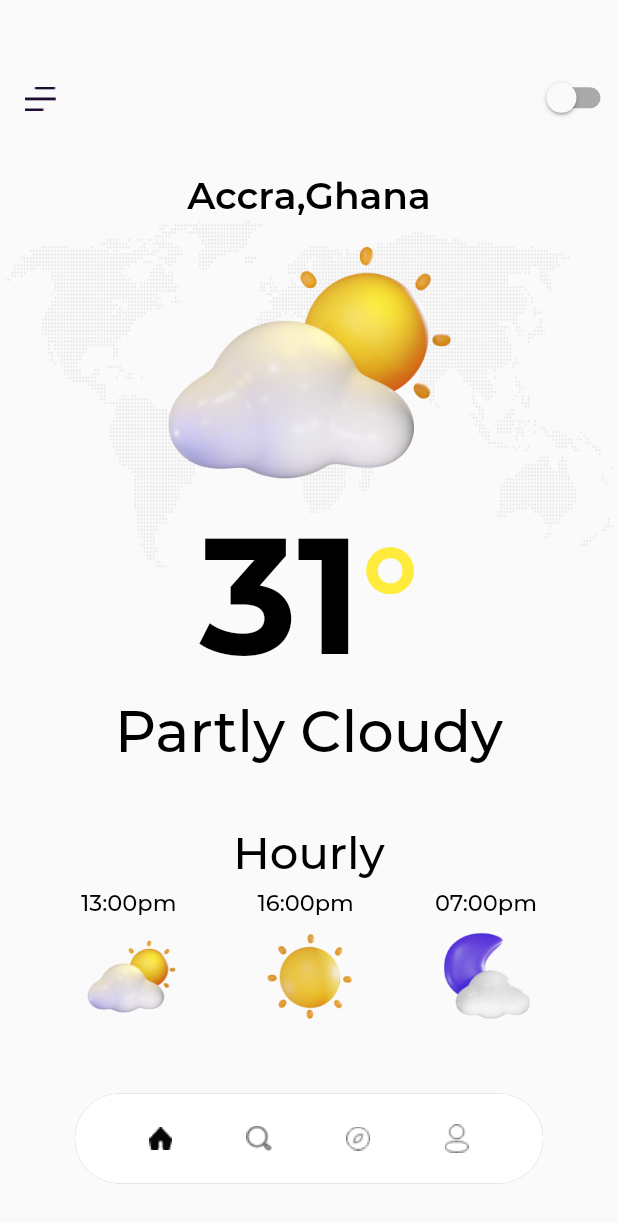
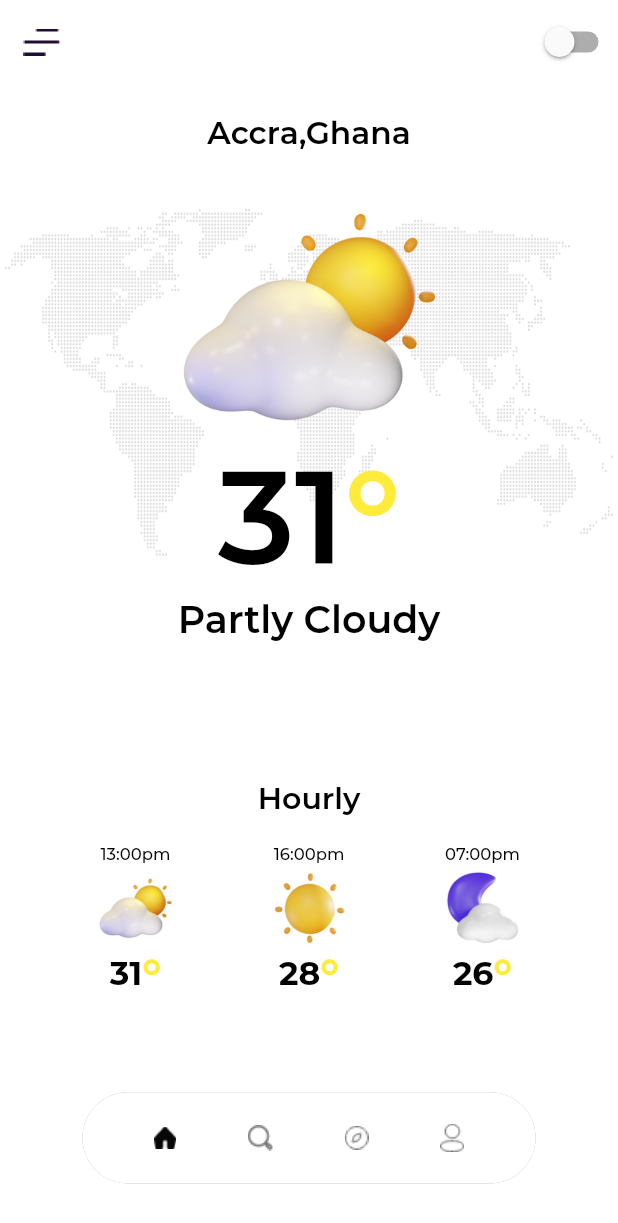
Before and after one commit to 4eug/WeatherUi_Clone, a Flutter app: the screen it shows after launch, on a phone screen of 412 x 824 dp. Shown: the top 1223 px of the screen. Run offline on Flutter 3.47's test engine with Material 2 defaults, Android fonts, the phone set to English and light mode, and no system bars; our stand-ins replace flutter_icons.

Commit message:
'home' page reconstructed

```diff
--- a/lib/main.dart
+++ b/lib/main.dart
@@ -1,4 +1,5 @@
 import 'package:flutter/material.dart';
+import 'package:weather_app_clone/screens/explore.dart';
 import 'package:weather_app_clone/screens/home.dart';
 
 void main() {
@@ -10,6 +11,11 @@ class MyApp extends StatelessWidget {
   @override
   Widget build(BuildContext context) {
     return MaterialApp(
+      theme: ThemeData(
+        appBarTheme: AppBarTheme(
+          brightness: Brightness.light,
+        ),
+      ),
       title: 'Weather App',
       debugShowCheckedModeBanner: false,
       home: HomeScreen(),
--- a/lib/screens/explore.dart
+++ b/lib/screens/explore.dart
@@ -33,32 +33,7 @@ class _ExploreScreenState extends State<ExploreScreen> {
       key: _scaffoldKey,
       backgroundColor: Theme.of(context).scaffoldBackgroundColor,
       body: Stack(
-        children: [
-          Container(
-            padding: EdgeInsets.symmetric(vertical: 145),
-            child: Opacity(
-              opacity: .1,
-              child: Image.asset(
-                ImagesAvailable.backgroundImage["assetPath"],
-                fit: BoxFit.fill,
-                height: MediaQuery.of(context).size.height / 3.5,
-              ),
-            ),
-          ),
-          Positioned(
-            top: SizeConfig.blockSizeVertical * 2,
-            left: SizeConfig.blockSizeHorizontal * 4,
-            child: Container(
-              padding: EdgeInsets.only(top: SizeConfig.blockSizeVertical * 5),
-              child: Image.asset(
-                IconsAvailable.backIcon["assetPath"],
-                height: SizeConfig.blockSizeVertical * 2,
-                width: SizeConfig.blockSizeHorizontal * 5,
-                fit: BoxFit.cover,
-              ),
-            ),
-          ),
-        ],
+        children: [],
       ),
     );
   }
--- a/lib/screens/home.dart
+++ b/lib/screens/home.dart
@@ -1,4 +1,5 @@
 import 'package:flutter/material.dart';
+import 'package:weather_app_clone/utils/app_colors.dart';
 import 'package:weather_app_clone/utils/app_config.dart';
 import 'package:flutter_icons/flutter_icons.dart';
 import 'package:weather_app_clone/utils/constants.dart';
@@ -14,7 +15,7 @@ class HomeScreen extends StatefulWidget {
 
 class _HomeScreenState extends State<HomeScreen> {
   final GlobalKey<ScaffoldState> _scaffoldKey = new GlobalKey<ScaffoldState>();
-  bool isSwitchOn = false;
+
   // final Color activeColor = Color;
   // final Color trackColor;
   // final ValueChanged<bool> onChanged;
@@ -22,28 +23,45 @@ class _HomeScreenState extends State<HomeScreen> {
   @override
   Widget build(BuildContext context) {
     SizeConfig().init(context);
-
-    // ignore: unused_local_variable
-    final navbar = IconButton(
-        icon: Icon(
-          Feather.menu,
-          size: 30,
-          color: Colors.black,
+    return Scaffold(
+        backgroundColor: bgColor,
+        appBar: AppBar(
+          key: _scaffoldKey,
+          backgroundColor: bgColor,
+          elevation: 0.0,
+          leading: Image.asset(
+            IconsAvailable.menuIcon["assetPath"],
+            height: SizeConfig.blockSizeVertical * 2,
+            width: SizeConfig.blockSizeHorizontal * 5,
           ),
-        onPressed: () {
-          _scaffoldKey.currentState.openDrawer();
+          actions: [
+            Container(
+              child: Switch(
+                  value: isSwitchOn,
+                  activeColor: Colors.yellow,
+                  onChanged: (value) {
+                    setState(() {
+                      isSwitchOn = value;
+                      isSwitchOn
+                          ? bgColor = Colors.black
+                          : bgColor = Colors.white;
+                      isSwitchOn
+                          ? textColor = Colors.white
+                          : textColor = Colors.black;
+                      //review
+                      isSwitchOn ? Brightness.light : Brightness.dark;
                     });
-
-    return Scaffold(
-      key: _scaffoldKey,
-      backgroundColor: Theme.of(context).scaffoldBackgroundColor,
-      body: SingleChildScrollView(
-        child: Stack(
+                  }),
+            ),
+          ],
+        ),
+        body: Stack(
           children: [
             Container(
-              padding: EdgeInsets.symmetric(vertical: 145),
+              padding: EdgeInsets.symmetric(
+                  vertical: getProportionateScreenHeight(80)),
               child: Opacity(
-                opacity: .1,
+                opacity: 0.2,
                 child: Image.asset(
                   ImagesAvailable.backgroundImage["assetPath"],
                   fit: BoxFit.fill,
@@ -51,163 +69,158 @@ class _HomeScreenState extends State<HomeScreen> {
                 ),
               ),
             ),
-            Positioned(
-              top: SizeConfig.blockSizeVertical * 2,
-              left: SizeConfig.blockSizeHorizontal * 4,
-              child: Container(
-                padding: EdgeInsets.only(top: SizeConfig.blockSizeVertical * 5),
-                child: Image.asset(
-                  IconsAvailable.menuIcon["assetPath"],
-                  height: SizeConfig.blockSizeVertical * 2,
-                  width: SizeConfig.blockSizeHorizontal * 5,
-                  fit: BoxFit.cover,
-                ),
-              ),
-            ),
-            Positioned(
-              top: SizeConfig.blockSizeVertical * 1,
-              left: SizeConfig.blockSizeHorizontal * 86,
-              child: Container(
-                padding: EdgeInsets.only(top: SizeConfig.blockSizeVertical * 4),
-                child: Switch(
-                    value: isSwitchOn,
-                    activeColor: Colors.yellow,
-                    onChanged: (value) {
-                      setState(() {
-                        isSwitchOn = value;
-                      });
-                    }),
-              ),
-            ),
             Column(
               children: [
-                Padding(
-                    padding: EdgeInsets.only(
-                  top: SizeConfig.blockSizeVertical * 12,
-                  bottom: SizeConfig.blockSizeVertical * 2,
-                  left: SizeConfig.blockSizeHorizontal * 4,
-                )),
-                Center(
-                  child: Text(
+                SizedBox(
+                  height: getProportionateScreenHeight(20),
+                ),
+                Row(
+                  mainAxisAlignment: MainAxisAlignment.center,
+                  children: [
+                    Text(
                       "Accra,Ghana",
                       style: TextStyle(
-                        fontSize: 25,
-                        color: Colors.black,
+                          fontSize: getProportionateScreenWidth(19),
+                          color: textColor,
                           fontWeight: FontWeight.w600,
                           fontFamily: Fonts.primaryFont),
                     ),
+                  ],
                 ),
-                SizedBox(height: 15),
+                SizedBox(
+                  height: getProportionateScreenHeight(37),
+                ),
                 Center(
-                  child: Image.asset(
-                    ImagesAvailable.partlyCloudy["assetPath"],
-                    height: SizeConfig.blockSizeVertical * 20,
-                    width: SizeConfig.blockSizeHorizontal * 200,
+                  child: Image.asset(ImagesAvailable.partlyCloudy["assetPath"],
+                      // height: getProportionateScreenWidth(20),
+                      width: getProportionateScreenWidth(162)),
                 ),
-                ),
-                SizedBox(height: 5),
+                SizedBox(height: getProportionateScreenHeight(5)),
                 Center(
                   child: degrees(),
                 ),
+                Row(
+                  mainAxisAlignment: MainAxisAlignment.center,
+                  children: [
+                    Text(
+                      "Partly Cloudy",
+                      style: TextStyle(
+                        fontSize: getProportionateScreenWidth(23),
+                        color: textColor,
+                        fontWeight: FontWeight.w600,
+                        fontFamily: Fonts.primaryFont,
+                      ),
+                    ),
+                  ],
+                ),
+                SizedBox(height: getProportionateScreenHeight(90)),
                 Center(
                   child: Text(
-                    "Partly Cloudy",
+                    "Hourly",
                     style: TextStyle(
-                      fontSize: 38,
-                      color: Colors.black,
-                      fontWeight: FontWeight.w500,
+                      fontSize: 20,
+                      color: textColor,
+                      fontWeight: FontWeight.w600,
                       fontFamily: Fonts.primaryFont,
                     ),
                   ),
                 ),
-                SizedBox(height: 40),
-                Center(
-                  child: Text(
-                    "Hourly",
-                    style: TextStyle(
-                      fontSize: 30,
-                      color: Colors.black,
-                      fontWeight: FontWeight.w500,
-                      fontFamily: Fonts.primaryFont,
-                    ),
-                  ),
-                ),
-                SizedBox(height: 5),
+                SizedBox(height: getProportionateScreenHeight(20)),
                 Row(
                   crossAxisAlignment: CrossAxisAlignment.center,
                   mainAxisSize: MainAxisSize.max,
                   mainAxisAlignment: MainAxisAlignment.spaceEvenly,
                   children: [
+                    Column(
+                      children: [
                         Text(
                           "13:00pm",
                           style: TextStyle(
-                        fontSize: 15,
-                        color: Colors.black,
+                            height: 1,
+                            fontSize: 11,
+                            color: textColor,
                             fontWeight: FontWeight.w500,
                             fontFamily: Fonts.primaryFont,
                           ),
                         ),
+                        SizedBox(height: getProportionateScreenHeight(5)),
+                        Container(
+                          child: Image.asset(
+                            ImagesAvailable.partlyCloudy["assetPath"],
+                            height: getProportionateScreenHeight(50),
+                            width: getProportionateScreenHeight(50),
+                          ),
+                        ),
+                        SizedBox(
+                          height: getProportionateScreenHeight(1),
+                        ),
+                        degrees1()
+                      ],
+                    ),
+                    Column(
+                      children: [
                         Text(
                           "16:00pm",
                           style: TextStyle(
-                        fontSize: 15,
-                        color: Colors.black,
+                            height: 1,
+                            fontSize: 11,
+                            color: textColor,
                             fontWeight: FontWeight.w500,
                             fontFamily: Fonts.primaryFont,
                           ),
                         ),
+                        SizedBox(height: getProportionateScreenHeight(5)),
+                        Container(
+                          child: Image.asset(
+                            ImagesAvailable.sunny["assetPath"],
+                            height: getProportionateScreenHeight(50),
+                            width: getProportionateScreenHeight(50),
+                          ),
+                        ),
+                        SizedBox(
+                          height: getProportionateScreenHeight(1),
+                        ),
+                        degrees2()
+                      ],
+                    ),
+                    Column(
+                      children: [
                         Text(
                           "07:00pm",
                           style: TextStyle(
-                        fontSize: 15,
-                        color: Colors.black,
+                            height: 1,
+                            fontSize: 11,
+                            color: textColor,
                             fontWeight: FontWeight.w500,
                             fontFamily: Fonts.primaryFont,
                           ),
                         ),
-                  ],
-                ),
-                Row(
-                  crossAxisAlignment: CrossAxisAlignment.center,
-                  mainAxisSize: MainAxisSize.max,
-                  mainAxisAlignment: MainAxisAlignment.spaceEvenly,
-                  children: [
-                    Container(
-                      child: Image.asset(
-                        ImagesAvailable.partlyCloudy["assetPath"],
-                        height: SizeConfig.blockSizeVertical * 10,
-                        width: SizeConfig.blockSizeHorizontal * 15,
-                      ),
-                    ),
-                    Container(
-                      child: Image.asset(
-                        ImagesAvailable.sunny["assetPath"],
-                        height: SizeConfig.blockSizeVertical * 10,
-                        width: SizeConfig.blockSizeHorizontal * 15,
-                      ),
-                    ),
+                        SizedBox(height: getProportionateScreenHeight(5)),
                         Container(
                           child: Image.asset(
                             ImagesAvailable.moonCloudy["assetPath"],
-                        height: SizeConfig.blockSizeVertical * 10,
-                        width: SizeConfig.blockSizeHorizontal * 15,
+                            height: getProportionateScreenHeight(50),
+                            width: getProportionateScreenHeight(50),
                           ),
-                    )
+                        ),
+                        SizedBox(
+                          height: getProportionateScreenHeight(1),
+                        ),
+                        degrees3()
                       ],
                     ),
-                SizedBox(height: 0.1),
-                Row(
-                  crossAxisAlignment: CrossAxisAlignment.center,
-                  mainAxisSize: MainAxisSize.max,
-                  mainAxisAlignment: MainAxisAlignment.spaceEvenly,
-                  children: [degrees1(), degrees2(), degrees3()],
+                  ],
                 ),
               ],
-            )
+            ),
+            Positioned(
+                bottom: 35,
+                left: getProportionateScreenWidth(50),
+                child: Container(
+                    height: getProportionateScreenHeight(60),
+                    width: getProportionateScreenWidth(275),
+                    child: NavigationBar()))
           ],
-        ),
-      ),
-      bottomNavigationBar: NavigationBar(),
-    );
+        ));
   }
 }
--- /dev/null
+++ b/lib/utils/app_colors.dart
@@ -0,0 +1,4 @@
+import 'package:flutter/material.dart';
+
+Color textColor = Colors.black;
+Color bgColor = Colors.white;
--- a/lib/utils/app_config.dart
+++ b/lib/utils/app_config.dart
@@ -20,14 +20,53 @@ class SizeConfig {
     _mediaQueryData = MediaQuery.of(context);
     screenWidth = _mediaQueryData.size.width;
     screenHeight = _mediaQueryData.size.height;
-    blockSizeHorizontal = screenWidth / 100;
-    blockSizeVertical = screenHeight / 100;
+    blockSizeHorizontal = screenWidth / 100; //3.75
+    blockSizeVertical = screenHeight / 100; //8.12
+
+
 
     _safeAreaHorizontal =
-        _mediaQueryData.padding.left + _mediaQueryData.padding.right;
+        _mediaQueryData.padding.left + _mediaQueryData.padding.right; //0
     _safeAreaVertical =
-        _mediaQueryData.padding.top + _mediaQueryData.padding.bottom;
-    safeBlockHorizontal = (screenWidth - _safeAreaHorizontal) / 100;
-    safeBlockVertical = (screenHeight - _safeAreaVertical) / 100;
+        _mediaQueryData.padding.top + _mediaQueryData.padding.bottom; //79
+    safeBlockHorizontal = (screenWidth - _safeAreaHorizontal) / 100; //
+    safeBlockVertical = (screenHeight - _safeAreaVertical) / 100; //7.33
   }
 }
+
+double getProportionateScreenHeight(double inputHeight) {
+  double screenHeight = SizeConfig.screenHeight;
+  return (inputHeight / 812.0) * screenHeight;
+}
+
+double getProportionateScreenWidth(double inputWidth) {
+  double screenWidth = SizeConfig.screenWidth;
+  return (inputWidth / 375.0) * screenWidth.toDouble();
+    }
+
+// import 'package:flutter/material.dart';
+
+// class SizeConfig {
+//   static MediaQueryData _mediaQueryData;
+//   static double screenWidth;
+//   static double screenHeight;
+//   static double defaultSize;
+//   static Orientation orientation;
+
+//   void init(BuildContext context) {
+//     _mediaQueryData = MediaQuery.of(context);
+//     screenWidth = _mediaQueryData.size.width;
+//     screenHeight = _mediaQueryData.size.height;
+//     orientation = _mediaQueryData.orientation;
+//   }
+// }
+
+// double getProportionateScreenHeight(double inputHeight) {
+//   double screenHeight = SizeConfig.screenHeight;
+//   return (inputHeight / 812.0) * screenHeight;
+// }
+
+// double getProportionateScreenWidth(double inputWidth) {
+//   double screenWidth = SizeConfig.screenWidth;
+//   return (inputWidth / 375.0) * screenWidth.toDouble();
+// }
--- a/lib/utils/constants.dart
+++ b/lib/utils/constants.dart
@@ -1,4 +1,6 @@
 import 'package:flutter/cupertino.dart';
+
+bool isSwitchOn = false;
 
 class IconsAvailable {
   static const menuIcon = {
--- a/lib/widgets/navigationbar_widget.dart
+++ b/lib/widgets/navigationbar_widget.dart
@@ -13,7 +13,6 @@ class _NavigationBarState extends State<NavigationBar> {
   @override
   Widget build(BuildContext context) {
     return Container(
-      margin: const EdgeInsets.symmetric(vertical: 35, horizontal: 50),
       child: Container(
         height: 60,
         decoration: BoxDecoration(
--- a/lib/widgets/textwidget.dart
+++ b/lib/widgets/textwidget.dart
@@ -1,24 +1,39 @@
+import 'dart:ui';
+
 import 'package:flutter/material.dart';
+import 'package:weather_app_clone/utils/app_colors.dart';
+import 'package:weather_app_clone/utils/app_config.dart';
 import 'package:weather_app_clone/utils/constants.dart';
 
 Widget degrees() {
   return Row(
     mainAxisAlignment: MainAxisAlignment.center,
     children: [
-      Text("31",
+      RichText(
+        textAlign: TextAlign.center,
+        text: TextSpan(
+          // Note: Styles for TextSpans must be explicitly defined.
+          // Child text spans will inherit styles from parent
           style: TextStyle(
-            fontSize: 110,
-            color: Colors.black,
-            fontWeight: FontWeight.bold,
+            fontSize: getProportionateScreenWidth(80),
+            color: textColor,
+            fontWeight: FontWeight.w600,
             fontFamily: Fonts.primaryFont,
-          )),
-      Text("°",
+          ),
+          children: <TextSpan>[
+            TextSpan(text: '31'),
+            TextSpan(
+                text: "°",
           style: TextStyle(
-            fontSize: 90,
+            fontSize: getProportionateScreenWidth(80),
             color: Colors.yellow,
             fontWeight: FontWeight.bold,
             fontFamily: Fonts.primaryFont,
           ))
+          ],
+        ),
+      ),
+
     ],
   );
 }
@@ -29,8 +44,9 @@ Widget degrees1() {
     children: [
       Text("31",
           style: TextStyle(
-            fontSize: 30,
-            color: Colors.black,
+            height: 1,
+            fontSize: 22,
+            color: textColor,
             fontWeight: FontWeight.bold,
             fontFamily: Fonts.primaryFont,
           )),
@@ -45,14 +61,15 @@ Widget degrees1() {
   );
 }
 
-Widget degrees2() {
+degrees2() {
   return Row(
     mainAxisAlignment: MainAxisAlignment.center,
     children: [
       Text("28",
           style: TextStyle(
-            fontSize: 30,
-            color: Colors.black,
+            height: 1,
+            fontSize: 22,
+            color: textColor,
             fontWeight: FontWeight.bold,
             fontFamily: Fonts.primaryFont,
           )),
@@ -73,8 +90,9 @@ Widget degrees3() {
     children: [
       Text("26",
           style: TextStyle(
-            fontSize: 30,
-            color: Colors.black,
+            height: 1,
+            fontSize: 22,
+            color: textColor,
             fontWeight: FontWeight.bold,
             fontFamily: Fonts.primaryFont,
           )),
```
Also changed, not shown: pubspec.lock. Lines whose indentation alone changed are shown as unchanged.
